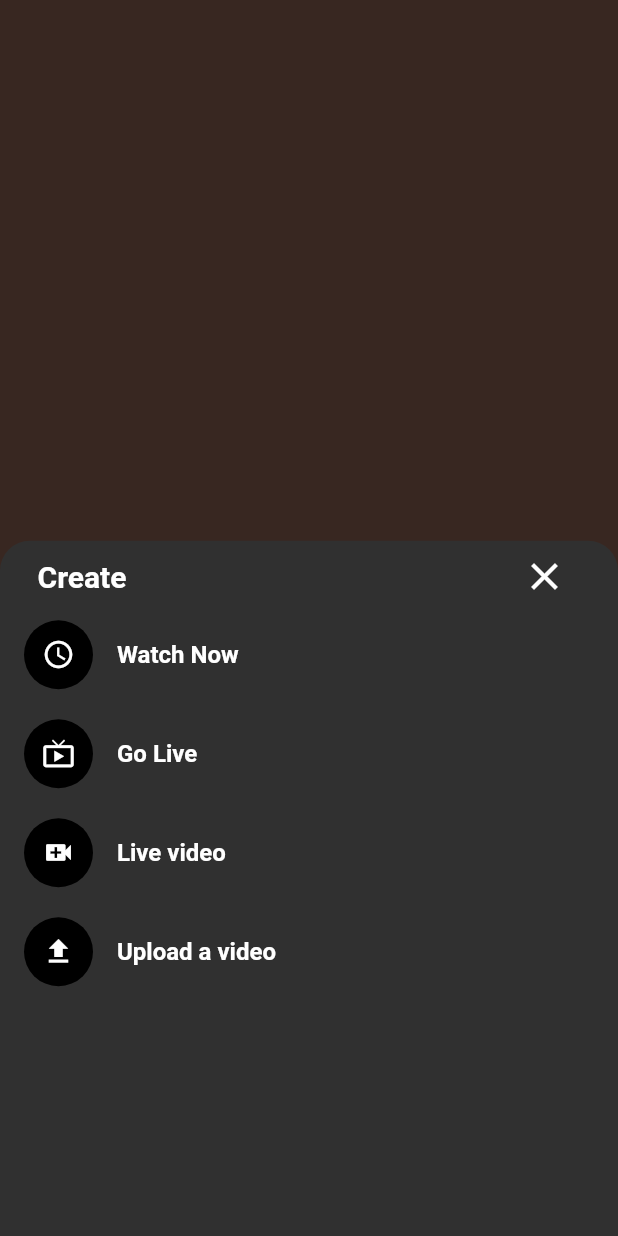
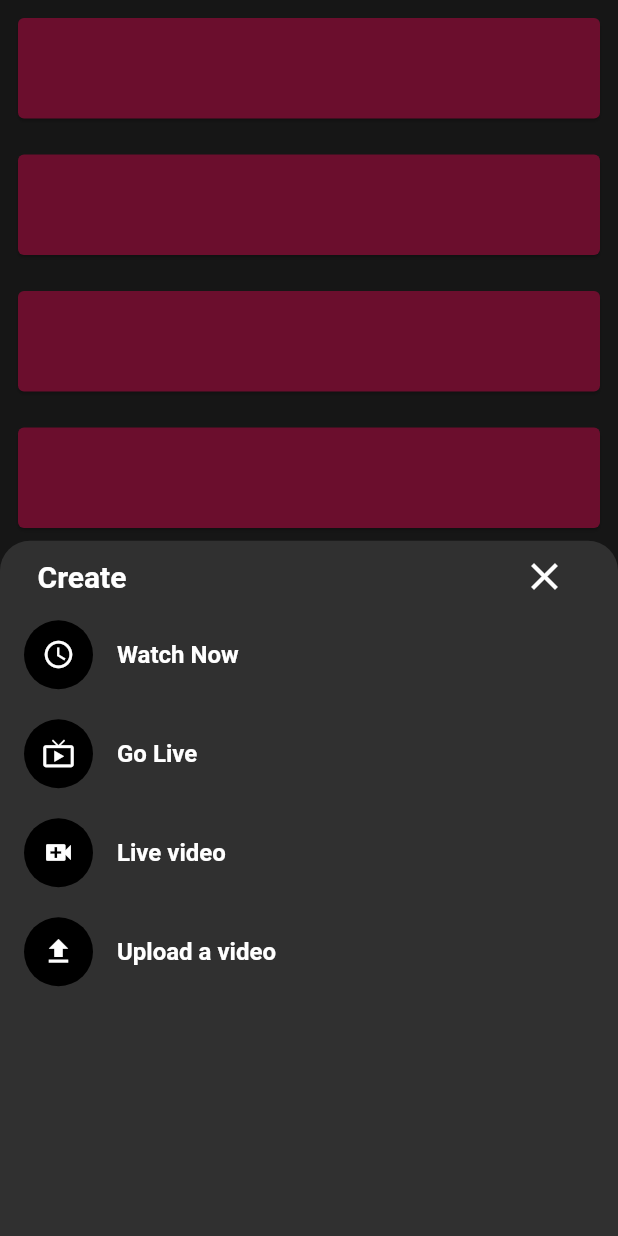
Before and after one commit to austinevick/custom-bottom-navbar, a Flutter app: the screen it shows after launch, item 4 of the bottom bar chosen, after a tap on the "add circle outline" icon, on a phone screen of 412 x 824 dp. Run offline on Flutter 3.47's test engine with Material 2 defaults, Android fonts, the phone set to English and light mode, and no system bars.

Commit message:
Please enter the commit message for your changes. Lines starting with '#' will be ignored, and an empty message aborts the commit.
On branch main
Your branch is up to date with 'origin/main'.

Changes to be committed:
	modified:   lib/main.dart
	modified:   lib/screens/custom_bottom_navbar_screen.dart
	new file:   lib/screens/explore_screen.dart
	new file:   lib/screens/home_screen.dart
	new file:   lib/screens/library_screen.dart
	new file:   lib/screens/settings_screen.dart
	renamed:    lib/screens/add_bottom_sheet_widget.dart -> lib/widget/add_bottom_sheet_widget.dart
	renamed:    lib/screens/change_view_bottom_sheet.dart -> lib/widget/change_view_bottom_sheet.dart

```diff
--- a/lib/main.dart
+++ b/lib/main.dart
@@ -1,7 +1,7 @@
 import 'package:custom_bottom_navbar/screens/custom_bottom_navbar_screen.dart';
 import 'package:flutter/material.dart';
 
-import 'screens/add_bottom_sheet_widget.dart';
+import 'widget/add_bottom_sheet_widget.dart';
 
 void main() {
   runApp(const MyApp());
--- a/lib/screens/custom_bottom_navbar_screen.dart
+++ b/lib/screens/custom_bottom_navbar_screen.dart
@@ -1,7 +1,11 @@
-import 'package:custom_bottom_navbar/screens/add_bottom_sheet_widget.dart';
+import 'package:custom_bottom_navbar/screens/explore_screen.dart';
+import 'package:custom_bottom_navbar/screens/home_screen.dart';
+import 'package:custom_bottom_navbar/screens/library_screen.dart';
+import 'package:custom_bottom_navbar/screens/settings_screen.dart';
 import 'package:flutter/material.dart';
 
-import 'change_view_bottom_sheet.dart';
+import '../widget/add_bottom_sheet_widget.dart';
+import '../widget/change_view_bottom_sheet.dart';
 
 class CustomBottomNavbarScreen extends StatefulWidget {
   const CustomBottomNavbarScreen({super.key});
@@ -13,13 +17,19 @@ class CustomBottomNavbarScreen extends StatefulWidget {
 
 class _CustomBottomNavbarScreenState extends State<CustomBottomNavbarScreen> {
   int selectedIndex = 0;
-  int b = 0;
-  int selectedTile = 0;
+  int libraryIndex = 0;
+  int libraryCurrentIndex = 0;
 
   @override
   Widget build(BuildContext context) {
     return Scaffold(
-      body: buildBody(),
+      body: [
+        const HomeScreen(),
+        const ExploreScreen(),
+        Container(), //Just here as a placeholder
+        LibraryScreen(index: libraryCurrentIndex),
+        const SettingsScreen()
+      ][selectedIndex],
       bottomNavigationBar: Padding(
         padding: const EdgeInsets.symmetric(horizontal: 16),
         child: SizedBox(
@@ -54,44 +64,6 @@ class _CustomBottomNavbarScreenState extends State<CustomBottomNavbarScreen> {
     );
   }
 
-  Widget buildBody() {
-    return [
-      Container(
-        color: Colors.purple,
-        child: const Center(child: Text('HOME')),
-      ),
-      Container(
-        color: Colors.green,
-        child: const Center(child: Text('EXPLORE')),
-      ),
-      Container(
-        color: Colors.amber,
-        child: const Center(child: Text('')),
-      ),
-      buildSubscribe(),
-      Container(
-        color: Colors.black,
-        child: const Center(child: Text('SETTINGS')),
-      ),
-    ][selectedIndex];
-  }
-
-  Widget buildSubscribe() {
-    switch (selectedTile) {
-      case 0:
-        return Container(
-          color: Colors.brown,
-          child: const Center(child: Text('SUBSCRIBE')),
-        );
-      case 1:
-        return Container(
-          color: Colors.brown,
-          child: const Center(child: Text('Libray')),
-        );
-    }
-    return Container();
-  }
-
   String label(int i) {
     switch (i) {
       case 0:
@@ -99,7 +71,7 @@ class _CustomBottomNavbarScreenState extends State<CustomBottomNavbarScreen> {
       case 1:
         return 'Explore';
       case 3:
-        return 'Subscribe';
+        return 'Library';
       case 4:
         return 'Settings';
     }
@@ -113,7 +85,7 @@ class _CustomBottomNavbarScreenState extends State<CustomBottomNavbarScreen> {
       case 1:
         return Icons.explore;
       case 3:
-        return Icons.subscriptions;
+        return Icons.library_music;
       case 4:
         return Icons.settings;
     }
@@ -125,19 +97,25 @@ class _CustomBottomNavbarScreenState extends State<CustomBottomNavbarScreen> {
       onPressed: () => setState(() {
             selectedIndex = i;
             if (i == 3) {
-              if (b == 0) {
-                b++;
-              } else if (b == 1) {
+              if (libraryIndex == 0) {
+                libraryIndex++;
+              } else if (libraryIndex == 1) {
                 showModalBottomSheet(
                     context: context,
                     builder: (ctx) => ChangeViewBottomSheet(
-                          selectedTile: selectedTile,
-                          onItemOneTap: () => setState(() => selectedTile = 0),
-                          onItemTwoTap: () => setState(() => selectedTile = 1),
+                          selectedTile: libraryCurrentIndex,
+                          onItemOneTap: () {
+                            Navigator.of(context).pop();
+                            setState(() => libraryCurrentIndex = 0);
+                          },
+                          onItemTwoTap: () {
+                            Navigator.of(context).pop();
+                            setState(() => libraryCurrentIndex = 1);
+                          },
                         ));
               }
             } else if (i != 3) {
-              b = 0;
+              libraryIndex = 0;
             }
           }),
       icon: Column(
--- /dev/null
+++ b/lib/screens/home_screen.dart
@@ -0,0 +1,22 @@
+import 'package:flutter/material.dart';
+
+class HomeScreen extends StatelessWidget {
+  const HomeScreen({super.key});
+
+  @override
+  Widget build(BuildContext context) {
+    return Scaffold(
+      body: ListView.builder(
+          itemCount: 10,
+          itemBuilder: (ctx, i) => const Padding(
+                padding: EdgeInsets.all(8.0),
+                child: SizedBox(
+                  height: 75,
+                  child: Card(
+                    color: Colors.green,
+                  ),
+                ),
+              )),
+    );
+  }
+}
--- /dev/null
+++ b/lib/screens/library_screen.dart
@@ -0,0 +1,39 @@
+import 'package:flutter/material.dart';
+
+class LibraryScreen extends StatelessWidget {
+  final int index;
+  const LibraryScreen({super.key, this.index = 0});
+
+  @override
+  Widget build(BuildContext context) {
+    if (index == 0) {
+      return Scaffold(
+        body: ListView.builder(
+            itemCount: 10,
+            itemBuilder: (ctx, i) => const Padding(
+                  padding: EdgeInsets.all(8.0),
+                  child: SizedBox(
+                    height: 75,
+                    child: Card(
+                      color: Colors.pink,
+                    ),
+                  ),
+                )),
+      );
+    } else {
+      return Scaffold(
+        body: ListView.builder(
+            itemCount: 10,
+            itemBuilder: (ctx, i) => const Padding(
+                  padding: EdgeInsets.all(8.0),
+                  child: SizedBox(
+                    height: 75,
+                    child: Card(
+                      color: Colors.green,
+                    ),
+                  ),
+                )),
+      );
+    }
+  }
+}
```
Also changed, not shown: lib/screens/explore_screen.dart (added, +22 -0 lines), lib/screens/settings_screen.dart (added, +22 -0 lines), lib/widget/add_bottom_sheet_widget.dart (renamed from lib/screens/add_bottom_sheet_widget.dart), lib/widget/change_view_bottom_sheet.dart (renamed from lib/screens/change_view_bottom_sheet.dart).
